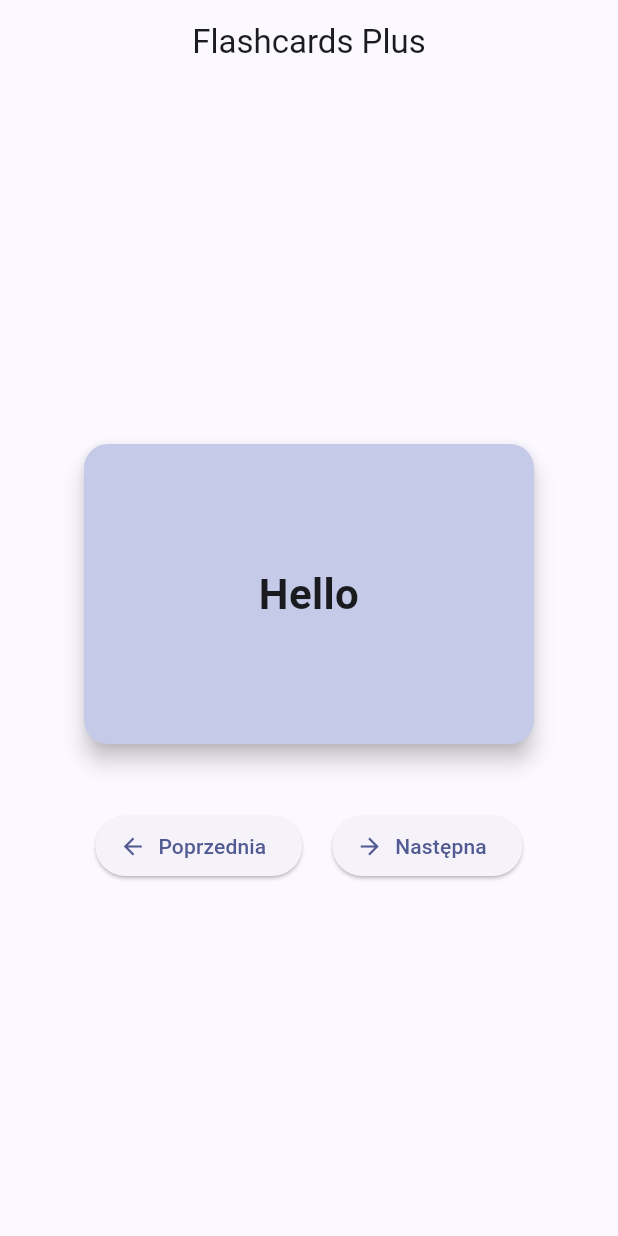
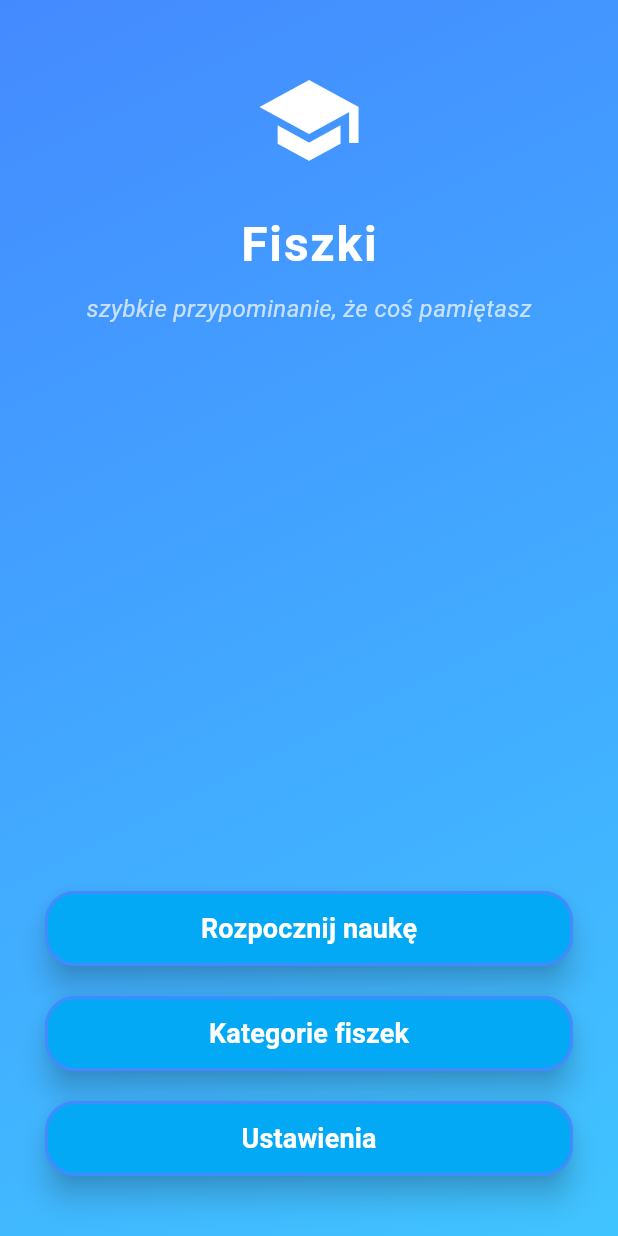
Before and after one commit to RuDziiiK/Flashcards-Plus, a Flutter app: the screen it shows after launch, on a phone screen of 412 x 824 dp. Run offline on Flutter 3.47's test engine with Material 3 defaults, Android fonts, the phone set to English and light mode, and no system bars.

Commit message:
Fiszki
Dodane nowe okna - kategorii, trybu nauki itp.

```diff
--- a/lib/main.dart
+++ b/lib/main.dart
@@ -1,4 +1,5 @@
 import 'package:flutter/material.dart';
+import 'screens/splash_screen.dart';
 
 void main() {
   runApp(const FlashcardsApp());
@@ -10,12 +11,13 @@ class FlashcardsApp extends StatelessWidget {
   @override
   Widget build(BuildContext context) {
     return MaterialApp(
+      debugShowCheckedModeBanner: false,
       title: 'Flashcards Plus',
       theme: ThemeData(
         colorScheme: ColorScheme.fromSeed(seedColor: Colors.indigo),
         useMaterial3: true,
       ),
-      home: const FlashcardHomePage(),
+      home: const SplashScreen(),
     );
   }
 }
--- /dev/null
+++ b/lib/models/flashcard.dart
@@ -0,0 +1,6 @@
+class Flashcard {
+  final String question;
+  final String answer;
+
+  Flashcard({required this.question, required this.answer});
+}
--- /dev/null
+++ b/lib/screens/home_screen.dart
@@ -0,0 +1,148 @@
+import 'package:flutter/material.dart';
+import 'package:flashcards/screens/category_screen.dart';
+import 'package:flashcards/screens/learning_screen.dart';
+import 'package:flashcards/data/data.dart';
+
+
+class HomeScreen extends StatefulWidget {
+  const HomeScreen({super.key});
+
+  @override
+  State<HomeScreen> createState() => _HomeScreenState();
+}
+
+class _HomeScreenState extends State<HomeScreen>
+    with SingleTickerProviderStateMixin {
+  late AnimationController _controller;
+  late Animation<double> _animation;
+
+  @override
+  void initState() {
+    super.initState();
+
+    // Animacja pulsowania ikony
+    _controller = AnimationController(
+      vsync: this,
+      duration: const Duration(seconds: 2),
+    )..repeat(reverse: true);
+
+    _animation = Tween<double>(begin: 0.9, end: 1.2).animate(
+      CurvedAnimation(parent: _controller, curve: Curves.easeInOut),
+    );
+  }
+
+  @override
+  void dispose() {
+    _controller.dispose();
+    super.dispose();
+  }
+
+  // Funkcja tworząca przycisk
+  Widget _buildMenuButton(String text, VoidCallback onPressed) {
+    return Padding(
+      padding: const EdgeInsets.symmetric(vertical: 10.0),
+      child: ElevatedButton(
+        onPressed: onPressed,
+        style: ButtonStyle(
+          minimumSize: WidgetStateProperty.all(const Size.fromHeight(50)),
+          backgroundColor: WidgetStateProperty.resolveWith<Color>(
+            (Set<WidgetState> states) {
+              if (states.contains(WidgetState.pressed)) {
+                return Colors.lightBlueAccent; // kolor po kliknięciu
+              }
+              return Colors.lightBlue; // kolor domyślny
+            },
+          ),
+          foregroundColor: WidgetStateProperty.all(Colors.white),
+          animationDuration: const Duration(milliseconds: 400),
+          elevation: WidgetStateProperty.all(8),
+          shadowColor: WidgetStateProperty.all(Colors.black87),
+          shape: WidgetStateProperty.all<RoundedRectangleBorder>(
+            RoundedRectangleBorder(
+              borderRadius: BorderRadius.circular(20),
+              side: const BorderSide(color: Colors.blueAccent, width: 2),
+            ),
+          ),
+        ),
+        child: Text(
+          text,
+          style: const TextStyle(fontSize: 18, fontWeight: FontWeight.bold),
+        ),
+      ),
+    );
+  }
+
+  @override
+  Widget build(BuildContext context) {
+    return Scaffold(
+      body: Container(
+        decoration: const BoxDecoration(
+          gradient: LinearGradient(
+            colors: [Colors.blueAccent, Colors.lightBlueAccent],
+            begin: Alignment.topLeft,
+            end: Alignment.bottomRight,
+          ),
+        ),
+        width: double.infinity,
+        height: double.infinity,
+        child: SafeArea(
+          child: Column(
+            children: [
+              const SizedBox(height: 50),
+              ScaleTransition(
+                scale: _animation,
+                child: const Icon(
+                  Icons.school,
+                  size: 60,
+                  color: Colors.white,
+                ),
+              ),
+              const SizedBox(height: 30),
+              const Text(
+                'Fiszki',
+                style: TextStyle(
+                  fontSize: 32,
+                  fontWeight: FontWeight.bold,
+                  color: Colors.white,
+                  letterSpacing: 1.2,
+                ),
+              ),
+              const SizedBox(height: 8),
+              const Text(
+                'szybkie przypominanie, że coś pamiętasz',
+                style: TextStyle(
+                  fontSize: 16,
+                  fontStyle: FontStyle.italic,
+                  color: Colors.white70,
+                ),
+              ),
+              const Spacer(),
+              Padding(
+                padding: const EdgeInsets.symmetric(horizontal: 30.0, vertical: 30),
+                child: Column(
+                  children: [
+                    _buildMenuButton('Rozpocznij naukę', () {
+                      Navigator.push(
+                        context,
+                        MaterialPageRoute(
+                          builder: (context) => const CategoryScreen(selectMode: true),
+                        ),
+                      );
+                    }),
+                    _buildMenuButton('Kategorie fiszek', () {
+                      Navigator.push(
+                        context,
+                        MaterialPageRoute(builder: (context) => const CategoryScreen()),
+                      );
+                    }),
+                    _buildMenuButton('Ustawienia', () {}),
+                  ],
+                ),
+              ),
+            ],
+          ),
+        ),
+      ),
+    );
+  }
+}
```
Also changed, not shown: lib/data/data.dart (added, +28 -0 lines), lib/models/category.dart (added, +8 -0 lines), lib/screens/category_screen.dart (added, +115 -0 lines), lib/screens/flashcard_list_screen.dart (added, +112 -0 lines), lib/screens/learning_screen.dart (added, +101 -0 lines), lib/screens/splash_screen.dart (added, +57 -0 lines), 1 other file.
